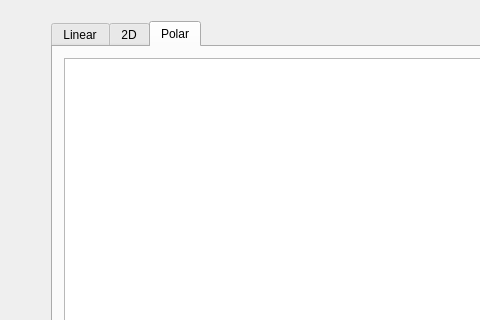
Before: the Qt Designer form DiodeTestGUI/mainwindow.ui in vanbear/DiodeTestApplication, drawn with Qt 5; both pictures show x 0 to 480 and y 0 to 320 of the 869 by 638 pixel window.
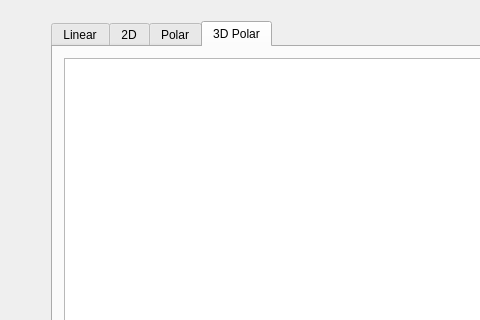
After: the same form once the commit is applied. The open tabs and pages were chosen to show the change.

What changed in the file:
```diff
--- a/DiodeTestGUI/mainwindow.ui
+++ b/DiodeTestGUI/mainwindow.ui
@@ -105,6 +105,16 @@
           </item>
          </layout>
         </widget>
+        <widget class="QWidget" name="tab3DPolarPlot">
+         <attribute name="title">
+          <string>3D Polar</string>
+         </attribute>
+         <layout class="QHBoxLayout" name="horizontalLayout_8">
+          <item>
+           <widget class="QGraphicsView" name="polar3DPlotView"/>
+          </item>
+         </layout>
+        </widget>
        </widget>
       </item>
       <item>
```
Left out of the diff: 2 changed lines with no effect on the pictures.
